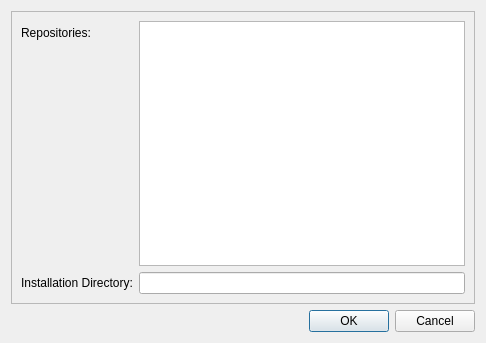
First picture: the form in wpmcpp/settingsdialog.ui, repository npackd/npackd, before the edit.
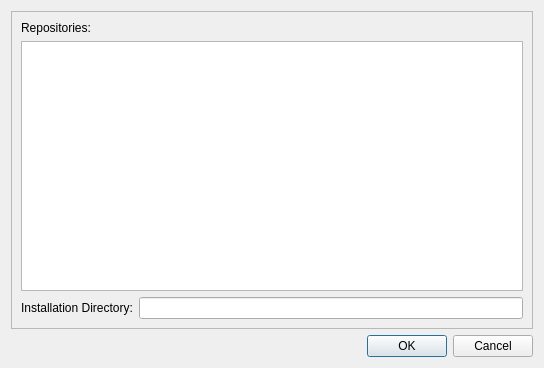
Second picture: the form after the edit.

Commit message: dialog dimensions

The edit to the form file:
```diff
--- a/wpmcpp/settingsdialog.ui
+++ b/wpmcpp/settingsdialog.ui
@@ -6,8 +6,8 @@
    <rect>
     <x>0</x>
     <y>0</y>
-    <width>486</width>
-    <height>343</height>
+    <width>544</width>
+    <height>368</height>
    </rect>
   </property>
   <property name="sizePolicy">
@@ -39,7 +39,32 @@
         </property>
        </widget>
       </item>
-      <item row="0" column="1">
+      <item row="2" column="0">
+       <widget class="QLabel" name="label_2">
+        <property name="text">
+         <string>Installation Directory:</string>
+        </property>
+        <property name="buddy">
+         <cstring>lineEditDir</cstring>
+        </property>
+       </widget>
+      </item>
+      <item row="2" column="1">
+       <widget class="QLineEdit" name="lineEditDir">
+        <property name="toolTip">
+         <string>&lt;!DOCTYPE HTML PUBLIC &quot;-//W3C//DTD HTML 4.0//EN&quot; &quot;http://www.w3.org/TR/REC-html40/strict.dtd&quot;&gt;
+&lt;html&gt;&lt;head&gt;&lt;meta name=&quot;qrichtext&quot; content=&quot;1&quot; /&gt;&lt;style type=&quot;text/css&quot;&gt;
+p, li { white-space: pre-wrap; }
+&lt;/style&gt;&lt;/head&gt;&lt;body style=&quot; font-family:'MS Shell Dlg 2'; font-size:8.25pt; font-weight:400; font-style:normal;&quot;&gt;
+&lt;p style=&quot; margin-top:0px; margin-bottom:0px; margin-left:0px; margin-right:0px; -qt-block-indent:0; text-indent:0px;&quot;&gt;&lt;span style=&quot; font-size:8pt;&quot;&gt;This is the directory where all downloaded packages will be installed. There are only a few reasons to change this value:&lt;/span&gt;&lt;/p&gt;
+&lt;ul style=&quot;margin-top: 0px; margin-bottom: 0px; margin-left: 0px; margin-right: 0px; -qt-list-indent: 1;&quot;&gt;&lt;li style=&quot; font-size:8pt;&quot; style=&quot; margin-top:12px; margin-bottom:0px; margin-left:0px; margin-right:0px; -qt-block-indent:0; text-indent:0px;&quot;&gt;there is not enough space on C:    &lt;/li&gt;
+&lt;li style=&quot; font-size:8pt;&quot; style=&quot; margin-top:0px; margin-bottom:0px; margin-left:0px; margin-right:0px; -qt-block-indent:0; text-indent:0px;&quot;&gt;the default installation path is too long    &lt;/li&gt;
+&lt;li style=&quot; font-size:8pt;&quot; style=&quot; margin-top:0px; margin-bottom:12px; margin-left:0px; margin-right:0px; -qt-block-indent:0; text-indent:0px;&quot;&gt;some packages require that the installation path does not contain spaces&lt;/li&gt;&lt;/ul&gt;
+&lt;p style=&quot; margin-top:0px; margin-bottom:12px; margin-left:0px; margin-right:0px; -qt-block-indent:0; text-indent:0px;&quot;&gt;&lt;span style=&quot; font-size:8pt;&quot;&gt;You will have to uninstall all packages first, change this value and re-install them again.&lt;/span&gt;&lt;/p&gt;&lt;/body&gt;&lt;/html&gt;</string>
+        </property>
+       </widget>
+      </item>
+      <item row="1" column="0" colspan="2">
        <widget class="QPlainTextEdit" name="plainTextEditReps">
         <property name="sizePolicy">
          <sizepolicy hsizetype="Expanding" vsizetype="Expanding">
@@ -67,31 +92,6 @@
         </property>
        </widget>
       </item>
-      <item row="1" column="0">
-       <widget class="QLabel" name="label_2">
-        <property name="text">
-         <string>Installation Directory:</string>
-        </property>
-        <property name="buddy">
-         <cstring>lineEditDir</cstring>
-        </property>
-       </widget>
-      </item>
-      <item row="1" column="1">
-       <widget class="QLineEdit" name="lineEditDir">
-        <property name="toolTip">
-         <string>&lt;!DOCTYPE HTML PUBLIC &quot;-//W3C//DTD HTML 4.0//EN&quot; &quot;http://www.w3.org/TR/REC-html40/strict.dtd&quot;&gt;
-&lt;html&gt;&lt;head&gt;&lt;meta name=&quot;qrichtext&quot; content=&quot;1&quot; /&gt;&lt;style type=&quot;text/css&quot;&gt;
-p, li { white-space: pre-wrap; }
-&lt;/style&gt;&lt;/head&gt;&lt;body style=&quot; font-family:'MS Shell Dlg 2'; font-size:8.25pt; font-weight:400; font-style:normal;&quot;&gt;
-&lt;p style=&quot; margin-top:0px; margin-bottom:0px; margin-left:0px; margin-right:0px; -qt-block-indent:0; text-indent:0px;&quot;&gt;&lt;span style=&quot; font-size:8pt;&quot;&gt;This is the directory where all downloaded packages will be installed. There are only a few reasons to change this value:&lt;/span&gt;&lt;/p&gt;
-&lt;ul style=&quot;margin-top: 0px; margin-bottom: 0px; margin-left: 0px; margin-right: 0px; -qt-list-indent: 1;&quot;&gt;&lt;li style=&quot; font-size:8pt;&quot; style=&quot; margin-top:12px; margin-bottom:0px; margin-left:0px; margin-right:0px; -qt-block-indent:0; text-indent:0px;&quot;&gt;there is not enough space on C:    &lt;/li&gt;
-&lt;li style=&quot; font-size:8pt;&quot; style=&quot; margin-top:0px; margin-bottom:0px; margin-left:0px; margin-right:0px; -qt-block-indent:0; text-indent:0px;&quot;&gt;the default installation path is too long    &lt;/li&gt;
-&lt;li style=&quot; font-size:8pt;&quot; style=&quot; margin-top:0px; margin-bottom:12px; margin-left:0px; margin-right:0px; -qt-block-indent:0; text-indent:0px;&quot;&gt;some packages require that the installation path does not contain spaces&lt;/li&gt;&lt;/ul&gt;
-&lt;p style=&quot; margin-top:0px; margin-bottom:12px; margin-left:0px; margin-right:0px; -qt-block-indent:0; text-indent:0px;&quot;&gt;&lt;span style=&quot; font-size:8pt;&quot;&gt;You will have to uninstall all packages first, change this value and re-install them again.&lt;/span&gt;&lt;/p&gt;&lt;/body&gt;&lt;/html&gt;</string>
-        </property>
-       </widget>
-      </item>
      </layout>
     </widget>
    </item>
```
The commit also changes 2 other files.
